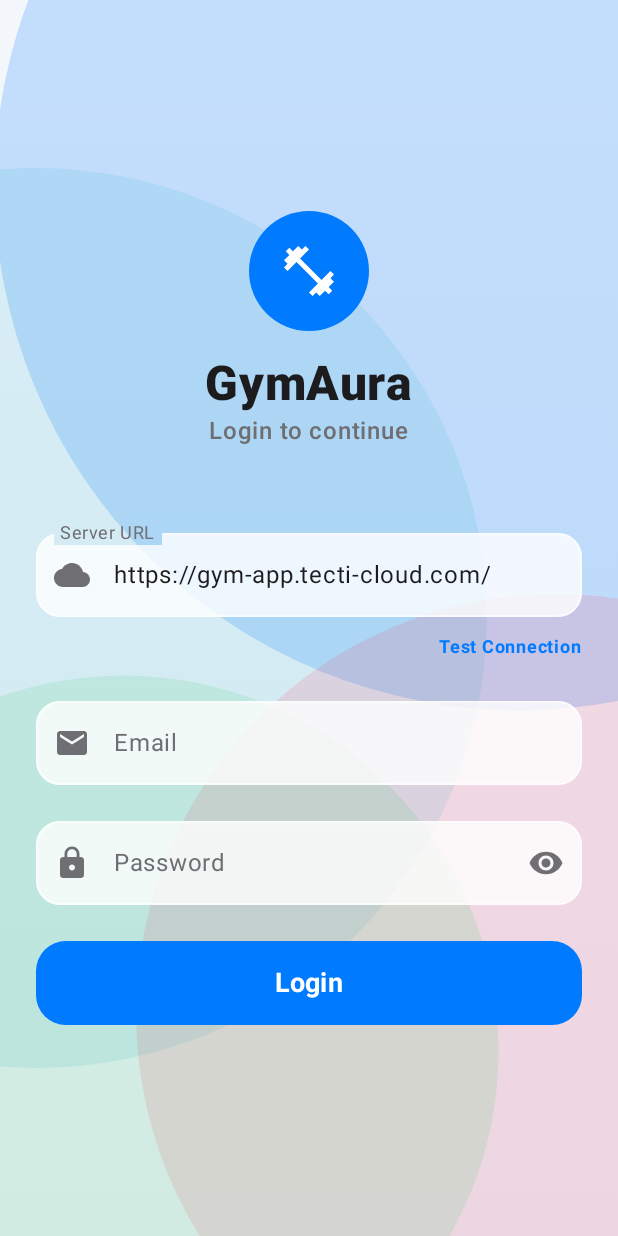
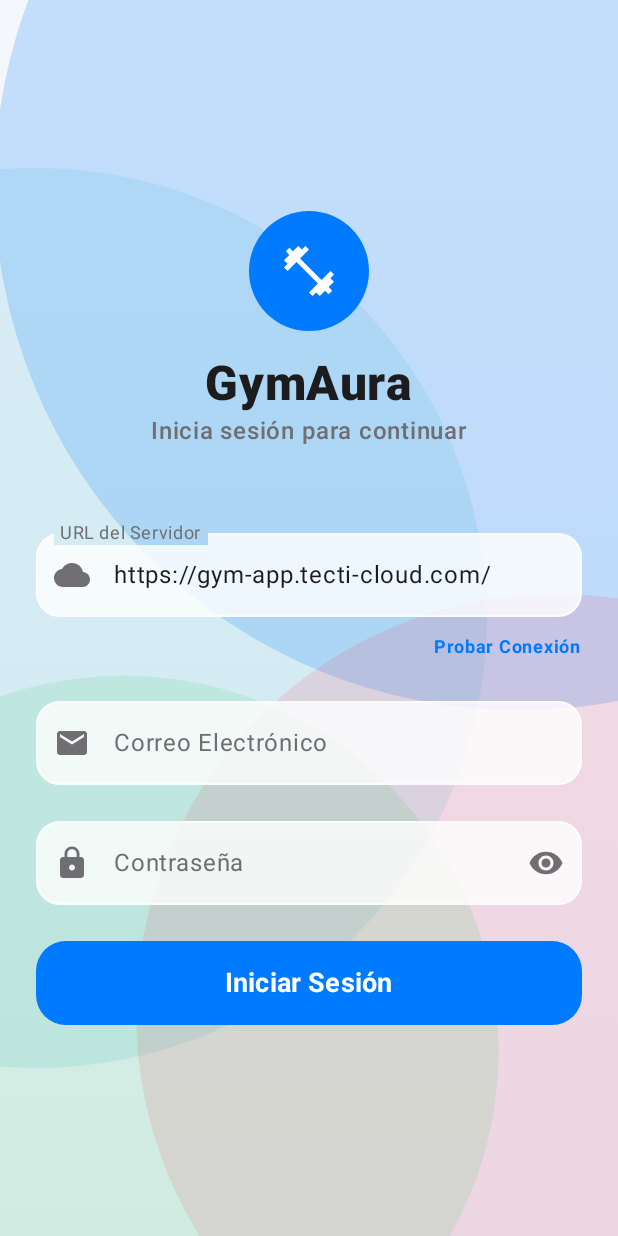
Before and after one commit to albertodonaldonarvaez-cloud/gym-app, an Android app built with Jetpack Compose: the screen it shows after launch (MainActivity), on a phone screen of 412 x 824 dp. Run offline under Robolectric (Android 15) with nearby library versions, the light colour scheme and no system bars.

Commit message:
fix: login en español + detección de servidor caído
LoginScreen:
- Subtítulo: 'Inicia sesión para continuar'
- Campo email: 'Correo Electrónico'
- Campo password: 'Contraseña'
- Botón: 'Iniciar Sesión'
- Probar conexión: 'Probar Conexión' / '✅ Conexión Exitosa' / '❌ Sin conexión'
- Error credenciales: '❌ Credenciales incorrectas. Verifica tu correo y contraseña.'
- Error servidor: Antes de hacer login verifica conexión al servidor, si falla
  muestra '❌ Sin conexión al servidor. Verifica la URL e intenta de nuevo.'
  en lugar de mostrar error genérico de credenciales

```diff
--- a/android/app/src/main/java/com/tecti/gymaura/ui/screens/LoginScreen.kt
+++ b/android/app/src/main/java/com/tecti/gymaura/ui/screens/LoginScreen.kt
@@ -71,7 +71,7 @@ fun LoginScreen(onLoginSuccess: () -> Unit) {
                 color = TextPrimary
             )
             Text(
-                text = "Login to continue",
+                text = "Inicia sesión para continuar",
                 fontSize = 16.sp,
                 fontWeight = FontWeight.Medium,
                 color = TextSecondary
@@ -86,7 +86,7 @@ fun LoginScreen(onLoginSuccess: () -> Unit) {
                     serverUrl = it
                     ServerRepository.setBaseUrl(it)
                 },
-                label = { Text("Server URL") },
+                label = { Text("URL del Servidor") },
                 leadingIcon = { Icon(Icons.Default.Cloud, contentDescription = null) },
                 modifier = Modifier.fillMaxWidth(),
                 colors = TextFieldDefaults.outlinedTextFieldColors(
@@ -104,15 +104,15 @@ fun LoginScreen(onLoginSuccess: () -> Unit) {
                     CircularProgressIndicator(modifier = Modifier.size(16.dp), color = AppleBlue)
                 } else {
                     Text(
-                        text = serverTestMessage ?: "Test Connection",
-                        color = if (serverTestMessage?.contains("Success") == true) AppleEmerald else AppleBlue,
+                        text = serverTestMessage ?: "Probar Conexión",
+                        color = if (serverTestMessage?.contains("Exitosa") == true) AppleEmerald else AppleBlue,
                         fontSize = 12.sp,
                         fontWeight = FontWeight.Bold,
                         modifier = Modifier.clickable {
                             isServerTestLoading = true
                             scope.launch {
                                 val success = ServerRepository.testConnection()
-                                serverTestMessage = if (success) "Connection Successful" else "Connection Failed"
+                                serverTestMessage = if (success) "✅ Conexión Exitosa" else "❌ Sin conexión — revisa la URL"
                                 isServerTestLoading = false
                             }
                         }
@@ -126,7 +126,7 @@ fun LoginScreen(onLoginSuccess: () -> Unit) {
             OutlinedTextField(
                 value = email,
                 onValueChange = { email = it },
-                label = { Text("Email") },
+                label = { Text("Correo Electrónico") },
                 leadingIcon = { Icon(Icons.Default.Email, contentDescription = null) },
                 modifier = Modifier.fillMaxWidth(),
                 colors = TextFieldDefaults.outlinedTextFieldColors(
@@ -143,12 +143,12 @@ fun LoginScreen(onLoginSuccess: () -> Unit) {
             OutlinedTextField(
                 value = password,
                 onValueChange = { password = it },
-                label = { Text("Password") },
+                label = { Text("Contraseña") },
                 leadingIcon = { Icon(Icons.Default.Lock, contentDescription = null) },
                 trailingIcon = {
                     val icon = if (showPassword) Icons.Default.VisibilityOff else Icons.Default.Visibility
                     IconButton(onClick = { showPassword = !showPassword }) {
-                        Icon(icon, contentDescription = "Toggle Password")
+                        Icon(icon, contentDescription = "Mostrar contraseña")
                     }
                 },
                 visualTransformation = if (showPassword) VisualTransformation.None else PasswordVisualTransformation(),
@@ -181,12 +181,18 @@ fun LoginScreen(onLoginSuccess: () -> Unit) {
                     isLoading = true
                     errorMessage = null
                     scope.launch {
+                        val success = ServerRepository.testConnection()
+                        if (!success) {
+                            isLoading = false
+                            errorMessage = "❌ Sin conexión al servidor. Verifica la URL e intenta de nuevo."
+                            return@launch
+                        }
                         val response = ServerRepository.login(email.trim(), password)
                         isLoading = false
                         if (response != null) {
                             onLoginSuccess()
                         } else {
-                            errorMessage = "Login failed. Please check your credentials."
+                            errorMessage = "❌ Credenciales incorrectas. Verifica tu correo y contraseña."
                         }
                     }
                 },
@@ -200,7 +206,7 @@ fun LoginScreen(onLoginSuccess: () -> Unit) {
                 if (isLoading) {
                     CircularProgressIndicator(modifier = Modifier.size(24.dp), color = Color.White)
                 } else {
-                    Text("Login", fontSize = 18.sp, fontWeight = FontWeight.Bold, color = Color.White)
+                    Text("Iniciar Sesión", fontSize = 18.sp, fontWeight = FontWeight.Bold, color = Color.White)
                 }
             }
         }
```
